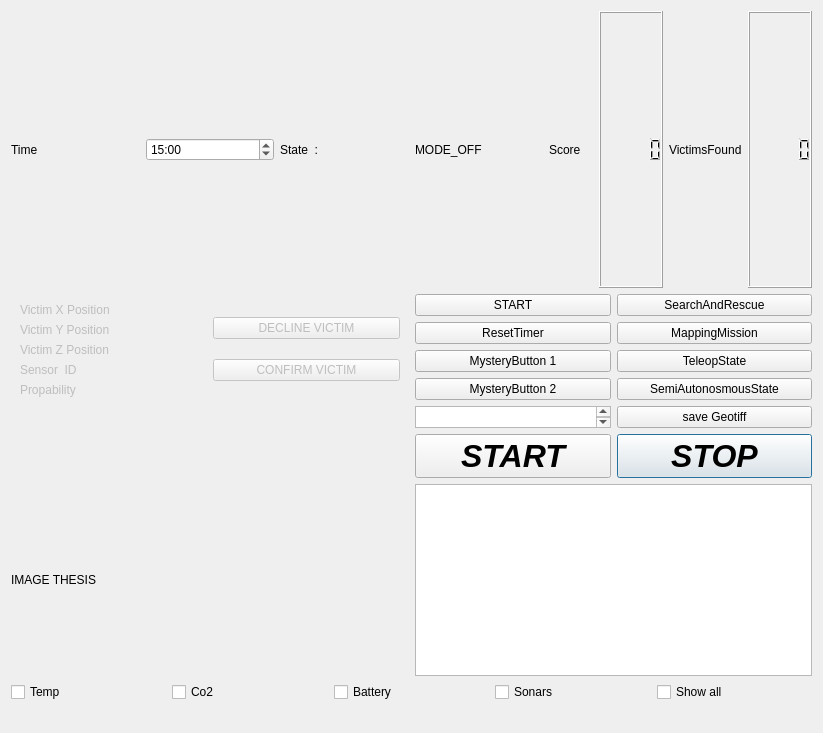
Old version of the form pandora_rqt_gui/resources/StandarWidget.ui in the repository pandora-auth-ros-pkg/pandora_ros_pkgs.
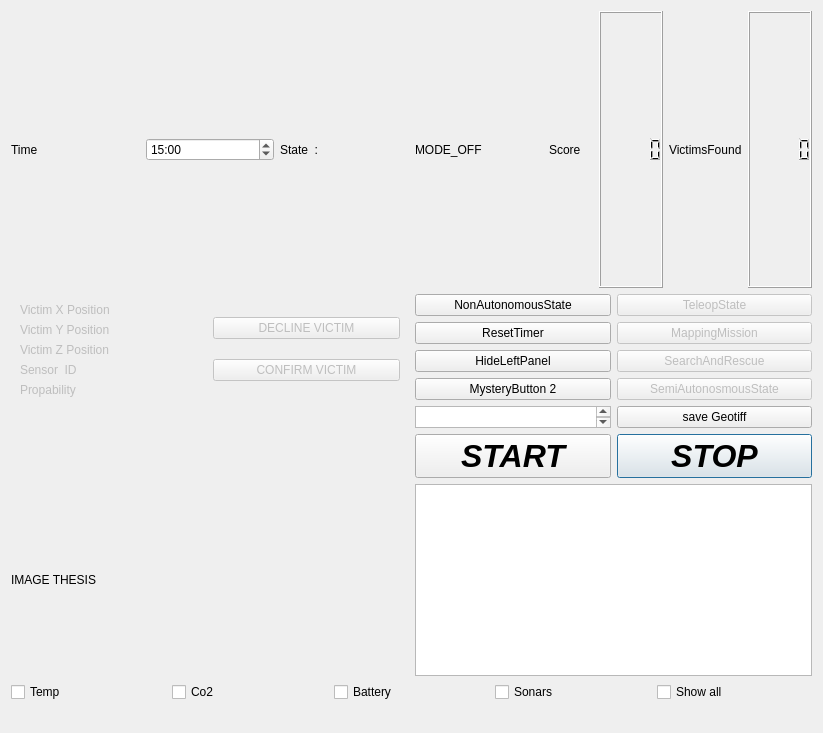
New version of the form.

Diff of the .ui file:
```diff
--- a/pandora_rqt_gui/resources/StandarWidget.ui
+++ b/pandora_rqt_gui/resources/StandarWidget.ui
@@ -158,7 +158,7 @@
               </sizepolicy>
              </property>
              <property name="text">
-              <string>START</string>
+              <string>NonAutonomousState</string>
              </property>
             </widget>
            </item>
@@ -180,7 +180,10 @@
             </widget>
            </item>
            <item row="1" column="2">
-            <widget class="QPushButton" name="pushButton_4">
+            <widget class="QPushButton" name="mapping_mission_button">
+             <property name="enabled">
+              <bool>false</bool>
+             </property>
              <property name="text">
               <string>MappingMission</string>
              </property>
@@ -194,9 +197,12 @@
             </widget>
            </item>
            <item row="0" column="2">
-            <widget class="QPushButton" name="pushButton">
+            <widget class="QPushButton" name="teleop_state_button">
+             <property name="enabled">
+              <bool>false</bool>
+             </property>
              <property name="text">
-              <string>SearchAndRescue</string>
+              <string>TeleopState</string>
              </property>
             </widget>
            </item>
@@ -208,14 +214,20 @@
             </widget>
            </item>
            <item row="2" column="2">
-            <widget class="QPushButton" name="pushButton_7">
+            <widget class="QPushButton" name="search_and_rescue_button">
+             <property name="enabled">
+              <bool>false</bool>
+             </property>
              <property name="text">
-              <string>TeleopState</string>
+              <string>SearchAndRescue</string>
              </property>
             </widget>
            </item>
            <item row="4" column="2">
-            <widget class="QPushButton" name="pushButton_8">
+            <widget class="QPushButton" name="semi_autonomous_state">
+             <property name="enabled">
+              <bool>false</bool>
+             </property>
              <property name="text">
               <string>SemiAutonosmousState</string>
              </property>
@@ -257,7 +269,7 @@
            <item row="2" column="0">
             <widget class="QPushButton" name="mysteryButton1">
              <property name="text">
-              <string>MysteryButton 1</string>
+              <string>HideLeftPanel</string>
              </property>
             </widget>
            </item>
```
Left out of the diff: 20 changed lines with no effect on the pictures.
